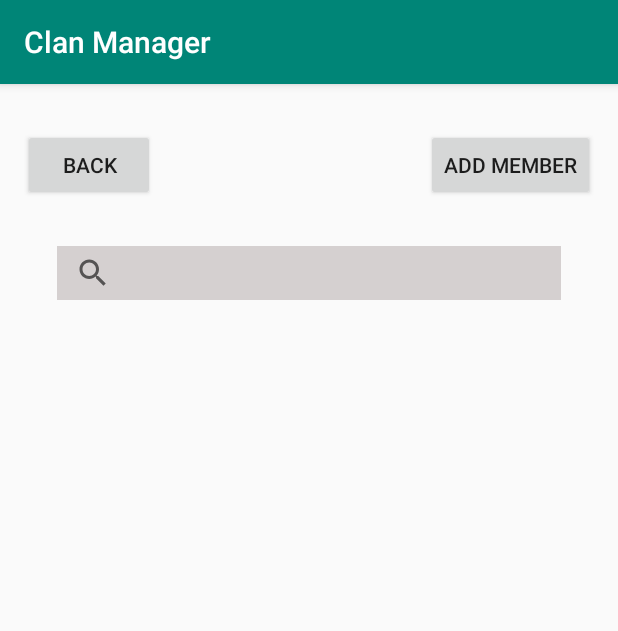
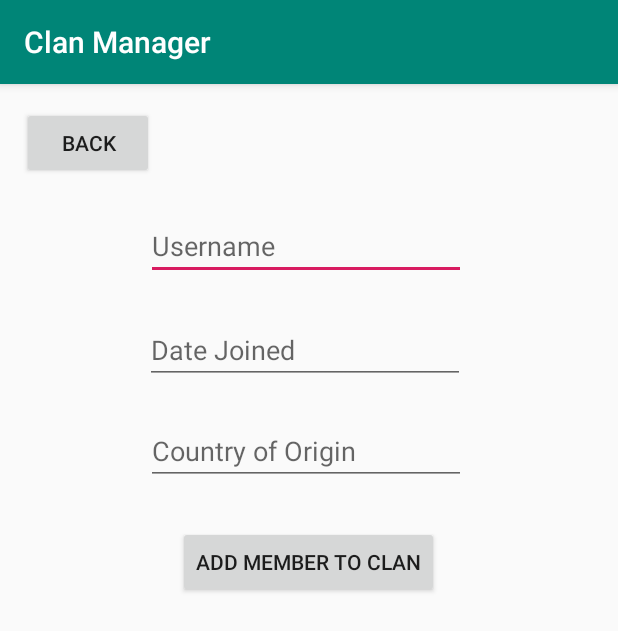
Before and after one commit to ideed/ClanManager, an Android app: the MemberActivity screen opened directly, with no data from a screen before it, after a tap on "ADD MEMBER", on a phone screen of 412 x 824 dp. Shown: the top 631 px of the screen. Run offline under Robolectric (Android 15) with nearby library versions, the phone set to English and light mode, and no system bars; our stand-ins replace Firebase (no records; nobody signed in at launch, a user with empty details on screens opened directly).

Commit message:
Added Member Database

```diff
--- a/app/src/main/AndroidManifest.xml
+++ b/app/src/main/AndroidManifest.xml
@@ -19,6 +19,7 @@
         android:roundIcon="@mipmap/clan_manager_round"
         android:supportsRtl="true"
         android:theme="@style/AppTheme">
+        <activity android:name=".AddMemberActivity"></activity>
         <activity android:name=".RatingActivity" />
         <activity android:name=".AwardsActivity" />
         <activity android:name=".passwordResetActivity" />
--- /dev/null
+++ b/app/src/main/java/com/example/clanmanager/AddMemberActivity.java
@@ -0,0 +1,108 @@
+package com.example.clanmanager;
+
+import android.content.Intent;
+import android.os.Bundle;
+import android.text.TextUtils;
+import android.view.View;
+import android.widget.Button;
+import android.widget.EditText;
+import android.widget.Toast;
+
+import androidx.annotation.NonNull;
+import androidx.appcompat.app.AppCompatActivity;
+
+import com.google.firebase.auth.FirebaseAuth;
+import com.google.firebase.database.DataSnapshot;
+import com.google.firebase.database.DatabaseError;
+import com.google.firebase.database.DatabaseReference;
+import com.google.firebase.database.FirebaseDatabase;
+import com.google.firebase.database.ValueEventListener;
+
+import java.text.ParseException;
+import java.text.SimpleDateFormat;
+import java.util.Date;
+
+public class AddMemberActivity extends AppCompatActivity {
+    private DatabaseReference clanInfo;
+    private DatabaseReference userInfo;
+    private FirebaseAuth mAuth;
+    private String userName;
+    private Button back;
+    private Button addMember;
+    private EditText username;
+    private EditText date;
+    private  EditText country;
+    @Override
+    protected void onCreate(Bundle savedInstanceState) {
+        super.onCreate(savedInstanceState);
+        setContentView(R.layout.activity_add_member);
+
+        userInfo = FirebaseDatabase.getInstance().getReference("users");
+        clanInfo = FirebaseDatabase.getInstance().getReference("clans");
+        mAuth = FirebaseAuth.getInstance();
+        back = (Button)findViewById(R.id.backBtn);
+        username = (EditText)findViewById(R.id.usernameText);
+        date = (EditText)findViewById(R.id.dateText);
+        country = (EditText)findViewById(R.id.countryText);
+        addMember = (Button)findViewById(R.id.addBtn);
+        userInfo.addValueEventListener(new ValueEventListener() {
+            @Override
+            public void onDataChange(@NonNull DataSnapshot dataSnapshot) {
+                for (DataSnapshot snapshot : dataSnapshot.getChildren()) {
+                    User user = snapshot.getValue(User.class);
+                    if(user.email.equals(mAuth.getCurrentUser().getEmail())){
+                        userName = user.userName.trim();
+                    }
+                }
+            }
+
+            @Override
+            public void onCancelled(@NonNull DatabaseError databaseError) {
+
+            }
+        });
+
+        addMember.setOnClickListener(new View.OnClickListener() {
+            @Override
+            public void onClick(View v) {
+                if(TextUtils.isEmpty(username.getText().toString().trim())||TextUtils.isEmpty(date.getText().toString().trim())||TextUtils.isEmpty(country.getText().toString().trim())){
+                    Toast.makeText(AddMemberActivity.this, "Please ensure that all fields are entered.", Toast.LENGTH_SHORT).show();
+                }else{
+                    clanInfo.addListenerForSingleValueEvent(new ValueEventListener() {
+                        @Override
+                        public void onDataChange(@NonNull DataSnapshot dataSnapshot) {
+                            for(DataSnapshot snapshot : dataSnapshot.getChildren()){
+                                Clan clan = snapshot.getValue(Clan.class);
+                                if(clan.owner.equals(userName)){
+                                    SimpleDateFormat df = new SimpleDateFormat("dd.MM.YYYY");
+                                    try {
+                                        Date sendDate = df.parse(date.getText().toString().trim());
+                                        Member member = new Member(username.getText().toString().trim(),sendDate,country.getText().toString().trim(),0.00,0);
+                                        clanInfo.child(clan.clanName).child("Members").child(username.getText().toString().trim()).setValue(member);
+                                        Toast.makeText(AddMemberActivity.this,"Member added!",Toast.LENGTH_SHORT).show();
+                                        startActivity(new Intent(AddMemberActivity.this, MemberActivity.class));
+                                    } catch (ParseException e) {
+                                        Toast.makeText(AddMemberActivity.this, "Error: "+e, Toast.LENGTH_SHORT).show();
+                                    }
+                                }
+                            }
+                        }
+
+                        @Override
+                        public void onCancelled(@NonNull DatabaseError databaseError) {
+
+                        }
+                    });
+                }
+
+            }
+        });
+
+        back.setOnClickListener(new View.OnClickListener() {
+            @Override
+            public void onClick(View v) {
+                startActivity(new Intent(AddMemberActivity.this, MemberActivity.class));
+            }
+        });
+    }
+}
--- a/app/src/main/java/com/example/clanmanager/Member.java
+++ b/app/src/main/java/com/example/clanmanager/Member.java
@@ -3,7 +3,7 @@ package com.example.clanmanager;
 import java.util.Date;
 
 public class Member {
-    private String memberName;
+    public String memberName;
     private int overallSkill ;
     private Date memberDate;
     private String memberCOO;
--- a/app/src/main/java/com/example/clanmanager/MemberActivity.java
+++ b/app/src/main/java/com/example/clanmanager/MemberActivity.java
@@ -25,6 +25,7 @@ public class MemberActivity extends AppCompatActivity {
     private ScrollView scroll;
     private DatabaseReference clanInfo;
     private  DatabaseReference userInfo;
+    private DatabaseReference memberInfo;
     private FirebaseAuth mAuth;
     private String userName;
     @Override
@@ -38,6 +39,7 @@ public class MemberActivity extends AppCompatActivity {
         scroll = (ScrollView)findViewById(R.id.scrollView1);
         userInfo = FirebaseDatabase.getInstance().getReference("users");
         clanInfo = FirebaseDatabase.getInstance().getReference("clans");
+        memberInfo = FirebaseDatabase.getInstance().getReference("clans").child("Members");
         mAuth = FirebaseAuth.getInstance();
 
 
@@ -58,15 +60,10 @@ public class MemberActivity extends AppCompatActivity {
             }
         });
 
-        clanInfo.addValueEventListener(new ValueEventListener() {
+        memberInfo.addValueEventListener(new ValueEventListener() {
             @Override
             public void onDataChange(@NonNull DataSnapshot dataSnapshot) {
-                for(DataSnapshot snapshot : dataSnapshot.getChildren()){
-                    Clan clan = snapshot.getValue(Clan.class);
-                    if(clan.owner.equals(userName)){
 
-                    }
-                }
             }
 
             @Override
@@ -74,6 +71,7 @@ public class MemberActivity extends AppCompatActivity {
 
             }
         });
+
         back.setOnClickListener(new View.OnClickListener() {
             @Override
             public void onClick(View view) {
@@ -84,7 +82,7 @@ public class MemberActivity extends AppCompatActivity {
         addMember.setOnClickListener(new View.OnClickListener() {
             @Override
             public void onClick(View view) {
-
+                startActivity(new Intent(MemberActivity.this, AddMemberActivity.class));
             }
         });
 
--- /dev/null
+++ b/app/src/main/res/layout/activity_add_member.xml
@@ -0,0 +1,86 @@
+<?xml version="1.0" encoding="utf-8"?>
+<androidx.constraintlayout.widget.ConstraintLayout xmlns:android="http://schemas.android.com/apk/res/android"
+    xmlns:app="http://schemas.android.com/apk/res-auto"
+    xmlns:tools="http://schemas.android.com/tools"
+    android:layout_width="match_parent"
+    android:layout_height="match_parent"
+    tools:context=".AddMemberActivity">
+
+    <EditText
+        android:id="@+id/usernameText"
+        android:layout_width="wrap_content"
+        android:layout_height="wrap_content"
+        android:layout_marginStart="97dp"
+        android:layout_marginLeft="97dp"
+        android:layout_marginTop="22dp"
+        android:layout_marginEnd="101dp"
+        android:layout_marginRight="101dp"
+        android:ems="10"
+        android:hint="Username"
+        android:inputType="textPersonName"
+        app:layout_constraintEnd_toEndOf="parent"
+        app:layout_constraintStart_toStartOf="parent"
+        app:layout_constraintTop_toBottomOf="@+id/backBtn" />
+
+    <EditText
+        android:id="@+id/dateText"
+        android:layout_width="wrap_content"
+        android:layout_height="wrap_content"
+        android:layout_marginStart="96dp"
+        android:layout_marginLeft="96dp"
+        android:layout_marginTop="24dp"
+        android:layout_marginEnd="102dp"
+        android:layout_marginRight="102dp"
+        android:ems="10"
+        android:hint="Date Joined"
+        android:inputType="date"
+        app:layout_constraintEnd_toEndOf="parent"
+        app:layout_constraintStart_toStartOf="parent"
+        app:layout_constraintTop_toBottomOf="@+id/usernameText" />
+
+    <EditText
+        android:id="@+id/countryText"
+        android:layout_width="wrap_content"
+        android:layout_height="wrap_content"
+        android:layout_marginStart="97dp"
+        android:layout_marginLeft="97dp"
+        android:layout_marginTop="22dp"
+        android:layout_marginEnd="101dp"
+        android:layout_marginRight="101dp"
+        android:ems="10"
+        android:hint="Country of Origin"
+        android:inputType="textPersonName"
+        app:layout_constraintEnd_toEndOf="parent"
+        app:layout_constraintStart_toStartOf="parent"
+        app:layout_constraintTop_toBottomOf="@+id/dateText" />
+
+    <Button
+        android:id="@+id/addBtn"
+        android:layout_width="wrap_content"
+        android:layout_height="wrap_content"
+        android:layout_marginStart="117dp"
+        android:layout_marginLeft="117dp"
+        android:layout_marginTop="27dp"
+        android:layout_marginEnd="118dp"
+        android:layout_marginRight="118dp"
+        android:text="Add Member to Clan"
+        app:layout_constraintEnd_toEndOf="parent"
+        app:layout_constraintStart_toStartOf="parent"
+        app:layout_constraintTop_toBottomOf="@+id/countryText" />
+
+    <Button
+        android:id="@+id/backBtn"
+        android:layout_width="wrap_content"
+        android:layout_height="wrap_content"
+        android:layout_marginStart="14dp"
+        android:layout_marginLeft="14dp"
+        android:layout_marginTop="15dp"
+        android:layout_marginEnd="309dp"
+        android:layout_marginRight="309dp"
+        android:layout_marginBottom="22dp"
+        android:text="BAck"
+        app:layout_constraintBottom_toTopOf="@+id/usernameText"
+        app:layout_constraintEnd_toEndOf="parent"
+        app:layout_constraintStart_toStartOf="parent"
+        app:layout_constraintTop_toTopOf="parent" />
+</androidx.constraintlayout.widget.ConstraintLayout>
--- a/app/src/main/res/layout/activity_member.xml
+++ b/app/src/main/res/layout/activity_member.xml
@@ -54,6 +54,7 @@
         app:layout_constraintTop_toBottomOf="@+id/searchView1">
 
         <LinearLayout
+            android:id="@+id/scrollLayout"
             android:layout_width="match_parent"
             android:layout_height="wrap_content"
             android:orientation="vertical" />
--- a/app/src/main/res/layout/activity_members_page.xml
+++ b/app/src/main/res/layout/activity_members_page.xml
@@ -128,7 +128,7 @@
         android:layout_marginTop="25dp"
         android:layout_marginEnd="140dp"
         android:layout_marginRight="140dp"
-        android:text="OverAll Skill:"
+        android:text="Overall Skill:"
         android:textSize="24sp"
         app:layout_constraintEnd_toEndOf="parent"
         app:layout_constraintStart_toStartOf="parent"
```
